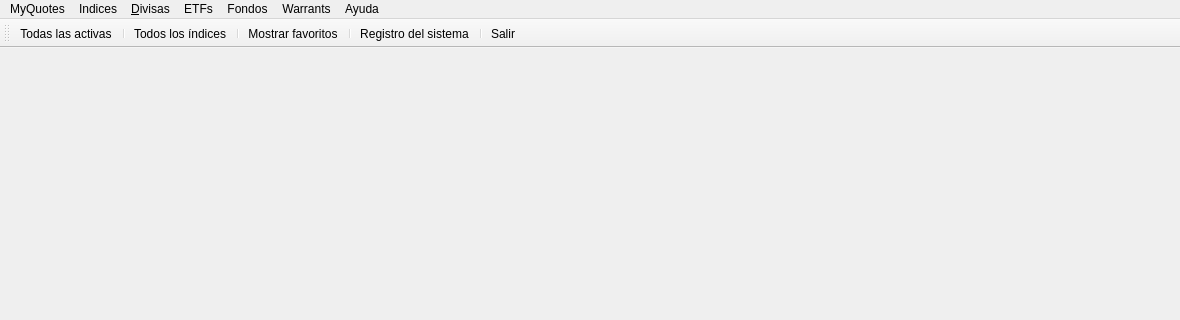
Above: ui/frmMain2.ui from turulomio/xulpymoney before the change; both pictures show x 0 to 1180 and y 0 to 320 of the 1180 by 562 pixel window. Below: the same form after it.
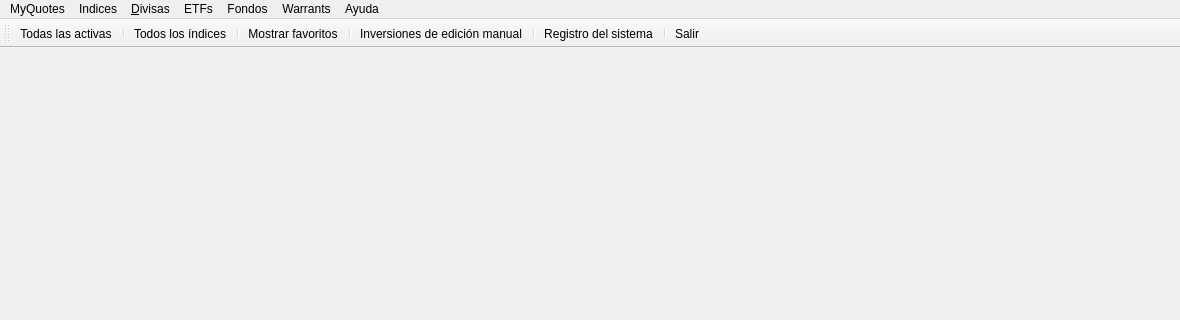
That is the form after the change. Icons and pictures are not drawn.

The edit to the form file:
```diff
--- a/ui/frmMain2.ui
+++ b/ui/frmMain2.ui
@@ -200,6 +200,8 @@
    <addaction name="separator"/>
    <addaction name="actionFavoritos"/>
    <addaction name="separator"/>
+   <addaction name="actionInversionesManual"/>
+   <addaction name="separator"/>
    <addaction name="actionLog"/>
    <addaction name="separator"/>
    <addaction name="actionSalir"/>
```
Left out of the diff: 4 changed lines with no effect on the pictures.
